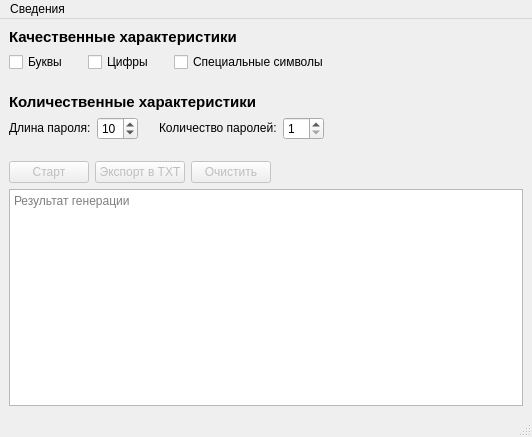
Ggorets0dev/lowinpg, file mainwindow.ui: the form before one commit.
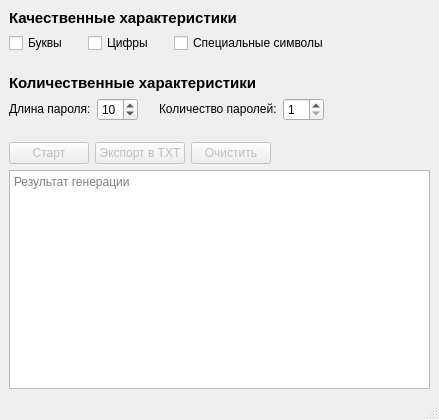
The form after the commit.

Commit message: v0.4.0: The application is centered. Added possibility to open a form with information about the application

Patch:
```diff
--- a/mainwindow.ui
+++ b/mainwindow.ui
@@ -6,8 +6,8 @@
    <rect>
     <x>0</x>
     <y>0</y>
-    <width>532</width>
-    <height>437</height>
+    <width>439</width>
+    <height>420</height>
    </rect>
   </property>
   <property name="windowTitle">
@@ -347,25 +347,18 @@
     </item>
    </layout>
   </widget>
+  <widget class="QStatusBar" name="statusbar"/>
   <widget class="QMenuBar" name="menubar">
    <property name="geometry">
     <rect>
      <x>0</x>
      <y>0</y>
-     <width>532</width>
+     <width>439</width>
      <height>23</height>
     </rect>
    </property>
-   <widget class="QMenu" name="menu">
-    <property name="title">
-     <string>Сведения</string>
-    </property>
-    <addaction name="action"/>
-   </widget>
-   <addaction name="menu"/>
   </widget>
-  <widget class="QStatusBar" name="statusbar"/>
-  <action name="action">
+  <action name="softwareInfoAction">
    <property name="text">
     <string>О программе</string>
    </property>
```
The commit also changes 6 other files.
